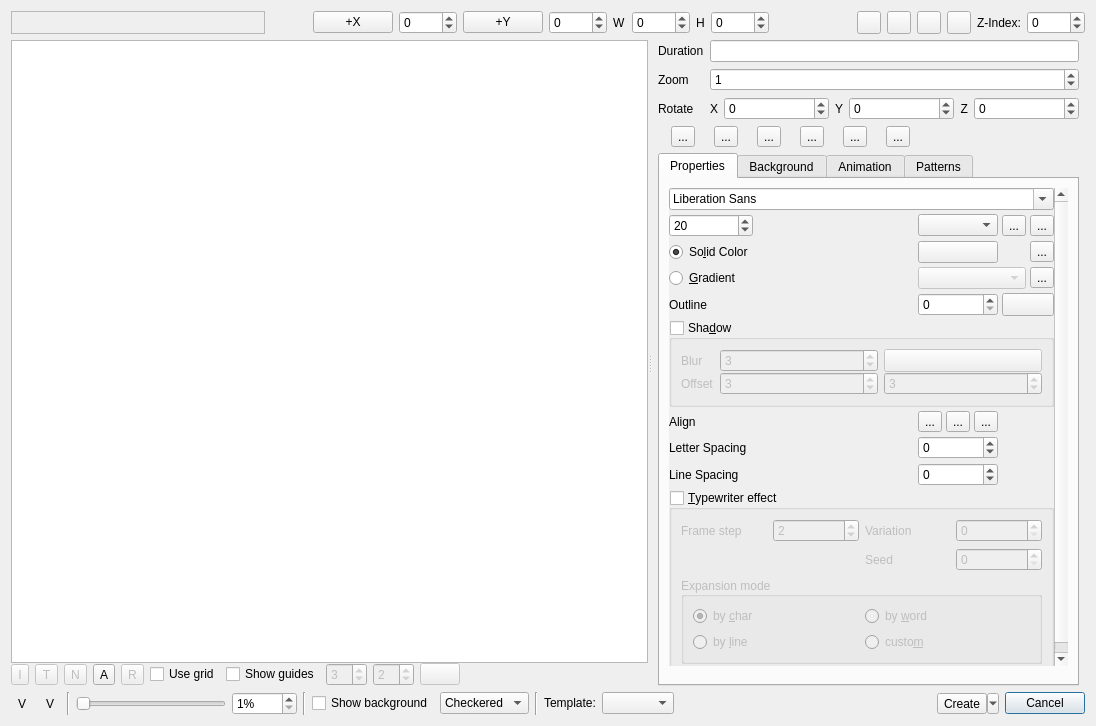
First picture: the form in src/ui/titlewidget_ui.ui, repository KDE/kdenlive, before the edit.
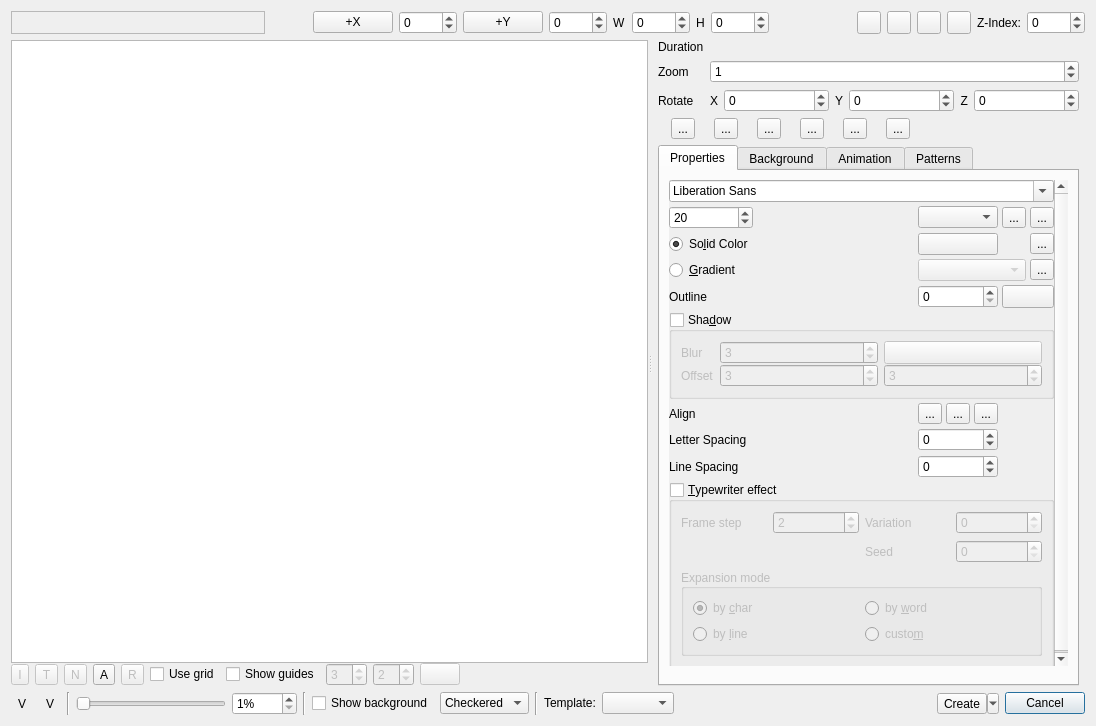
Second picture: the form after the edit. Icons and pictures are not drawn. Custom widgets are drawn as their Qt base class.

Commit message: Titler: use TimecodeDisplay for duration input

```diff
--- a/src/ui/titlewidget_ui.ui
+++ b/src/ui/titlewidget_ui.ui
@@ -620,9 +620,6 @@
          </item>
         </layout>
        </item>
-       <item row="0" column="1">
-        <widget class="QLineEdit" name="title_duration"/>
-       </item>
        <item row="0" column="0">
         <widget class="QLabel" name="label_duration">
          <property name="text">
@@ -705,9 +702,9 @@
                   <property name="geometry">
                    <rect>
                     <x>0</x>
-                    <y>-94</y>
-                    <width>400</width>
-                    <height>558</height>
+                    <y>0</y>
+                    <width>367</width>
+                    <height>542</height>
                    </rect>
                   </property>
                   <layout class="QGridLayout" name="gridLayout_9">
@@ -1785,6 +1782,9 @@
          </layout>
         </widget>
        </item>
+       <item row="0" column="1">
+        <layout class="QHBoxLayout" name="duration_box"/>
+       </item>
       </layout>
      </widget>
     </widget>
```
The commit also changes 4 other files.
